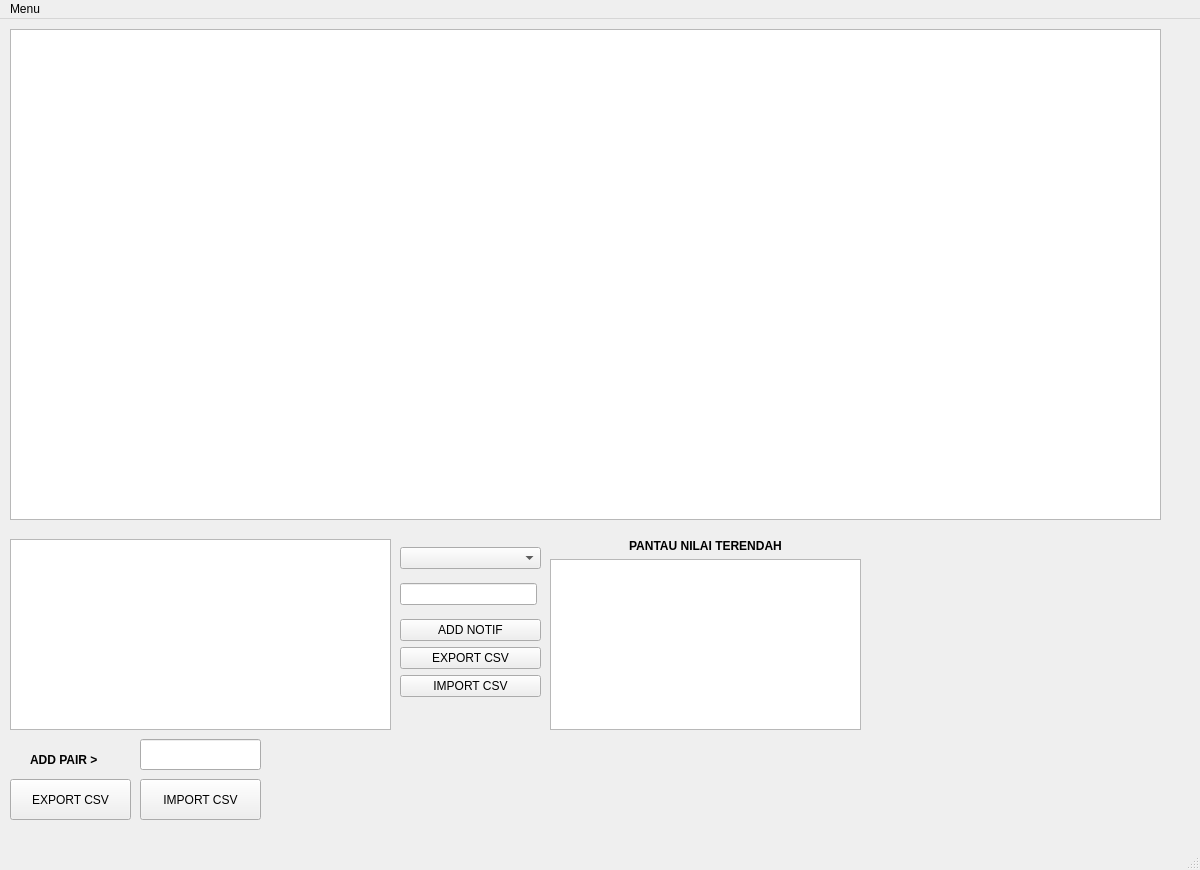
Above: ui/main_window.ui from Sulato86/gateio before the change. Below: the same form after it.
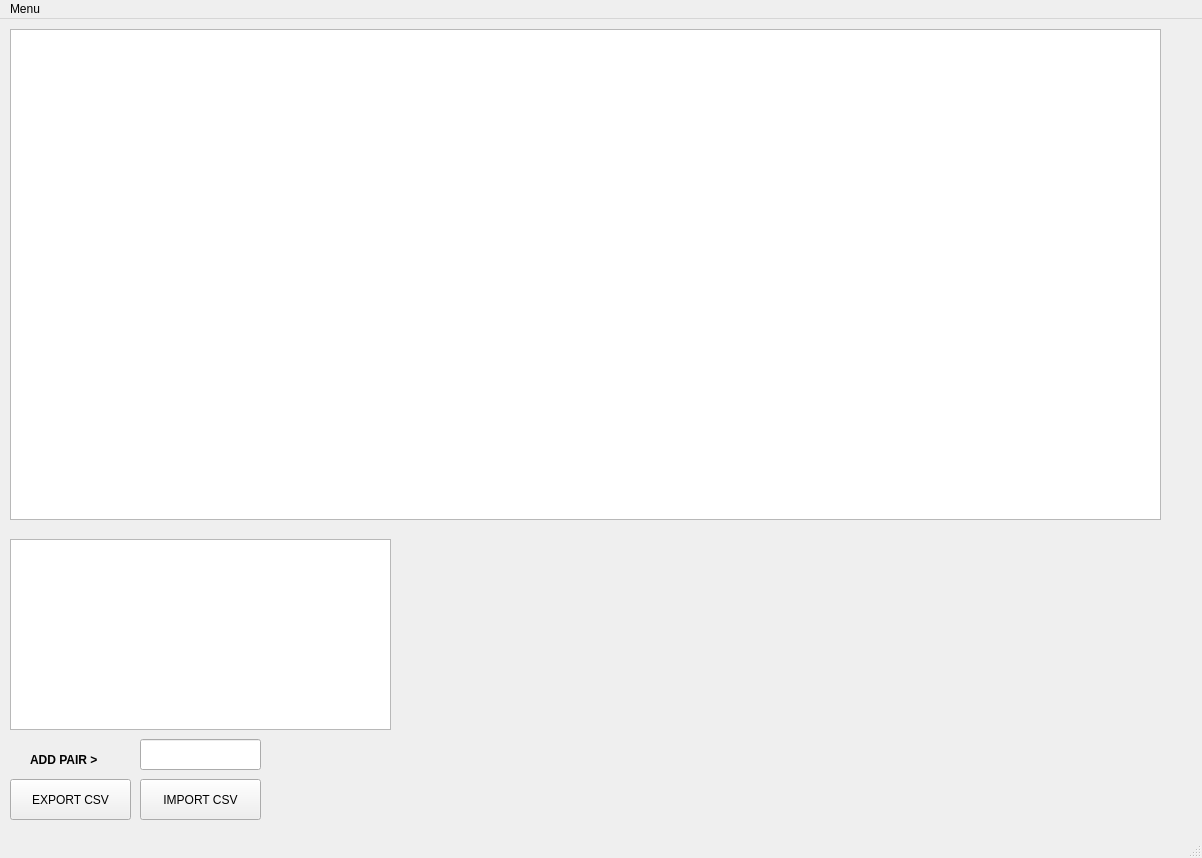
That is the form after the change.

```diff
--- a/ui/main_window.ui
+++ b/ui/main_window.ui
@@ -6,8 +6,8 @@
    <rect>
     <x>0</x>
     <y>0</y>
-    <width>1200</width>
-    <height>870</height>
+    <width>1202</width>
+    <height>858</height>
    </rect>
   </property>
   <property name="sizePolicy">
@@ -122,118 +122,13 @@
      </item>
     </layout>
    </widget>
-   <widget class="QWidget" name="verticalLayoutWidget_4">
-    <property name="geometry">
-     <rect>
-      <x>550</x>
-      <y>520</y>
-      <width>311</width>
-      <height>191</height>
-     </rect>
-    </property>
-    <layout class="QVBoxLayout" name="verticalLayout_4">
-     <item>
-      <widget class="QLabel" name="label_2">
-       <property name="font">
-        <font>
-         <weight>75</weight>
-         <bold>true</bold>
-        </font>
-       </property>
-       <property name="text">
-        <string>PANTAU NILAI TERENDAH</string>
-       </property>
-       <property name="scaledContents">
-        <bool>true</bool>
-       </property>
-       <property name="alignment">
-        <set>Qt::AlignCenter</set>
-       </property>
-      </widget>
-     </item>
-     <item>
-      <widget class="QTableView" name="tableView_notifprice"/>
-     </item>
-    </layout>
-   </widget>
-   <widget class="QWidget" name="horizontalLayoutWidget">
-    <property name="geometry">
-     <rect>
-      <x>400</x>
-      <y>520</y>
-      <width>141</width>
-      <height>166</height>
-     </rect>
-    </property>
-    <layout class="QHBoxLayout" name="horizontalLayout_2">
-     <item>
-      <layout class="QVBoxLayout" name="verticalLayout_5">
-       <item>
-        <widget class="QComboBox" name="comboBox_minprice">
-         <property name="sizePolicy">
-          <sizepolicy hsizetype="Expanding" vsizetype="Fixed">
-           <horstretch>0</horstretch>
-           <verstretch>0</verstretch>
-          </sizepolicy>
-         </property>
-        </widget>
-       </item>
-       <item>
-        <widget class="QLineEdit" name="lineEdit_minprice">
-         <property name="sizePolicy">
-          <sizepolicy hsizetype="Fixed" vsizetype="Fixed">
-           <horstretch>0</horstretch>
-           <verstretch>0</verstretch>
-          </sizepolicy>
-         </property>
-         <property name="minimumSize">
-          <size>
-           <width>137</width>
-           <height>0</height>
-          </size>
-         </property>
-        </widget>
-       </item>
-       <item>
-        <layout class="QHBoxLayout" name="horizontalLayout">
-         <item>
-          <layout class="QVBoxLayout" name="verticalLayout_3">
-           <item>
-            <widget class="QPushButton" name="pushButton_minprice">
-             <property name="text">
-              <string>ADD NOTIF</string>
-             </property>
-            </widget>
-           </item>
-           <item>
-            <widget class="QPushButton" name="pushButton_exportminprice">
-             <property name="text">
-              <string>EXPORT CSV</string>
-             </property>
-            </widget>
-           </item>
-           <item>
-            <widget class="QPushButton" name="pushButton_importminprice">
-             <property name="text">
-              <string>IMPORT CSV</string>
-             </property>
-            </widget>
-           </item>
-          </layout>
-         </item>
-        </layout>
-       </item>
-      </layout>
-     </item>
-    </layout>
-   </widget>
   </widget>
   <widget class="QMenuBar" name="menubar">
    <property name="geometry">
     <rect>
      <x>0</x>
      <y>0</y>
-     <width>1200</width>
+     <width>1202</width>
      <height>26</height>
     </rect>
    </property>
```
